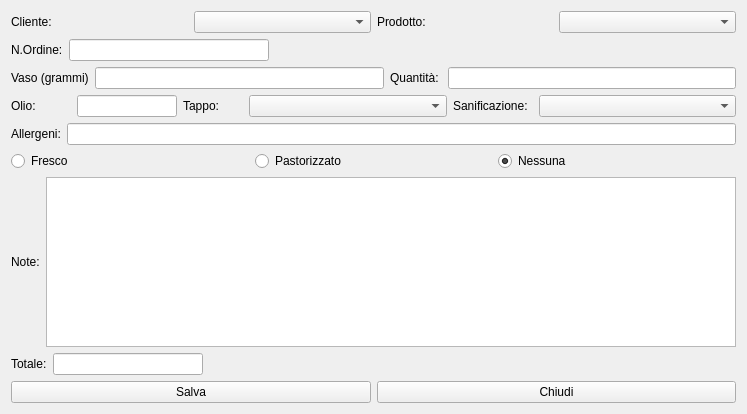
The window that hwpmanager.ui (fblabs/hamlet-mod-sancon) describes before a commit, drawn with Qt 5.
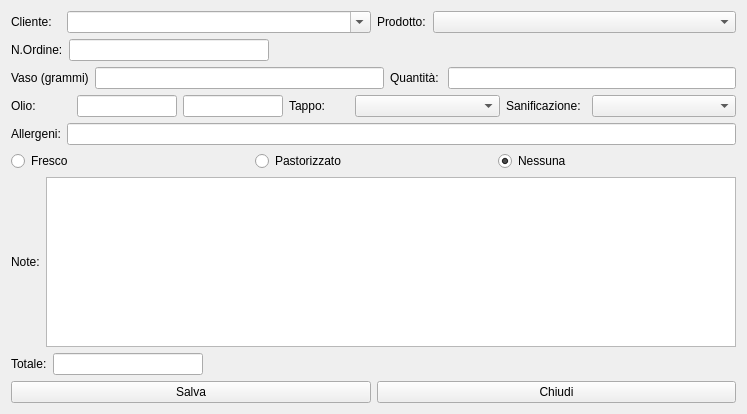
The same window after the commit. Icons and pictures are not drawn.

Patch:
```diff
--- a/hwpmanager.ui
+++ b/hwpmanager.ui
@@ -25,16 +25,32 @@
     <layout class="QGridLayout" name="gridLayout">
      <item row="0" column="0">
       <widget class="QLabel" name="label_2">
+       <property name="maximumSize">
+        <size>
+         <width>50</width>
+         <height>16777215</height>
+        </size>
+       </property>
        <property name="text">
         <string>Cliente:</string>
        </property>
       </widget>
      </item>
      <item row="0" column="1">
-      <widget class="QComboBox" name="cbCliente"/>
+      <widget class="QComboBox" name="cbCliente">
+       <property name="editable">
+        <bool>true</bool>
+       </property>
+      </widget>
      </item>
      <item row="0" column="2">
       <widget class="QLabel" name="label_3">
+       <property name="maximumSize">
+        <size>
+         <width>50</width>
+         <height>16777215</height>
+        </size>
+       </property>
        <property name="text">
         <string>Prodotto:</string>
        </property>
@@ -92,6 +108,16 @@
    </item>
    <item>
     <layout class="QGridLayout" name="gridLayout_3">
+     <item row="0" column="1">
+      <widget class="QLineEdit" name="leOlio">
+       <property name="maximumSize">
+        <size>
+         <width>100</width>
+         <height>16777215</height>
+        </size>
+       </property>
+      </widget>
+     </item>
      <item row="0" column="0">
       <widget class="QLabel" name="label_6">
        <property name="maximumSize">
@@ -105,33 +131,10 @@
        </property>
       </widget>
      </item>
-     <item row="0" column="1">
-      <widget class="QLineEdit" name="leOlio">
-       <property name="maximumSize">
-        <size>
-         <width>100</width>
-         <height>16777215</height>
-        </size>
-       </property>
-      </widget>
+     <item row="0" column="6">
+      <widget class="QComboBox" name="cbSanty"/>
      </item>
-     <item row="0" column="2">
-      <widget class="QLabel" name="label_5">
-       <property name="maximumSize">
-        <size>
-         <width>60</width>
-         <height>16777215</height>
-        </size>
-       </property>
-       <property name="text">
-        <string>Tappo:</string>
-       </property>
-      </widget>
-     </item>
-     <item row="0" column="3">
-      <widget class="QComboBox" name="cbTappo"/>
-     </item>
-     <item row="0" column="4">
+     <item row="0" column="5">
       <widget class="QLabel" name="label_8">
        <property name="maximumSize">
         <size>
@@ -144,8 +147,31 @@
        </property>
       </widget>
      </item>
-     <item row="0" column="5">
-      <widget class="QComboBox" name="cbSanty"/>
+     <item row="0" column="3">
+      <widget class="QLabel" name="label_5">
+       <property name="maximumSize">
+        <size>
+         <width>60</width>
+         <height>16777215</height>
+        </size>
+       </property>
+       <property name="text">
+        <string>Tappo:</string>
+       </property>
+      </widget>
+     </item>
+     <item row="0" column="4">
+      <widget class="QComboBox" name="cbTappo"/>
+     </item>
+     <item row="0" column="2">
+      <widget class="QLineEdit" name="leSpecOlio">
+       <property name="maximumSize">
+        <size>
+         <width>100</width>
+         <height>16777215</height>
+        </size>
+       </property>
+      </widget>
      </item>
     </layout>
    </item>
```
